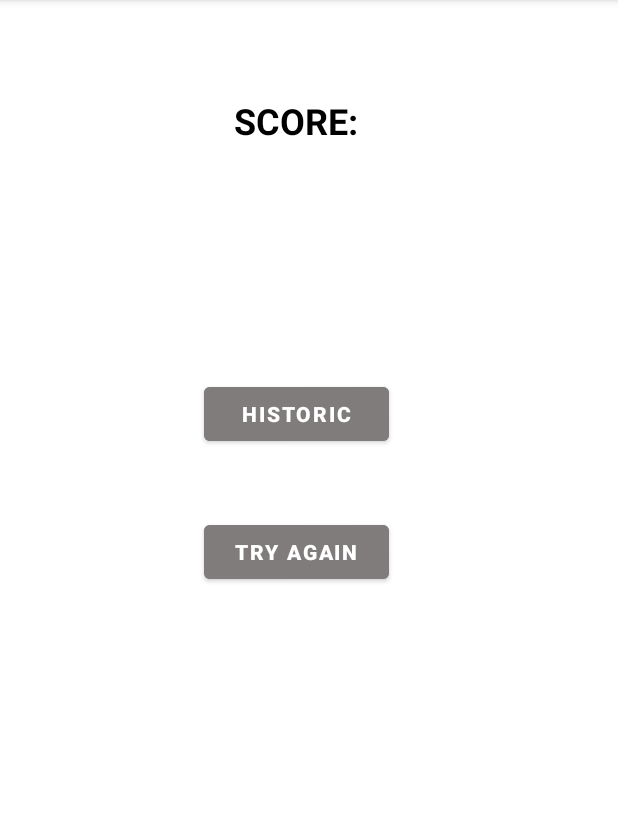
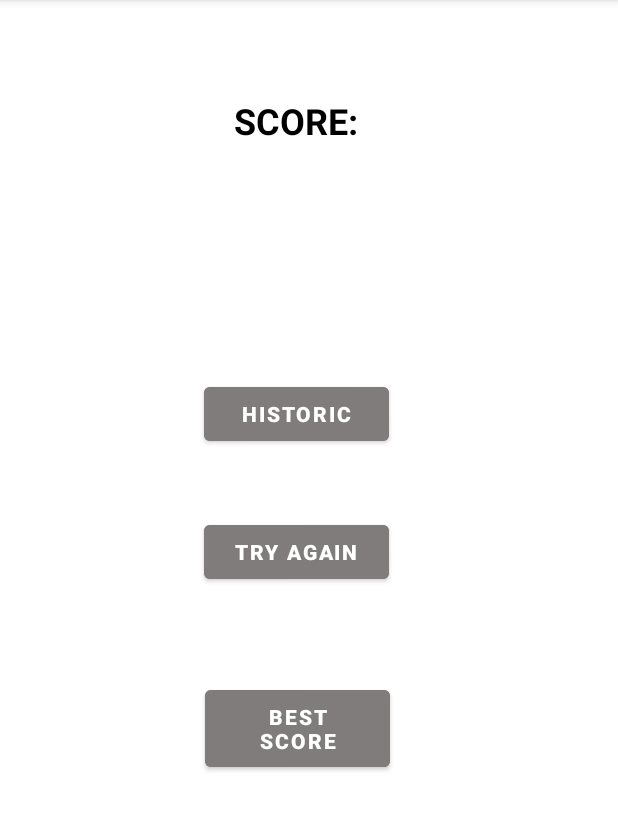
Before and after one commit to Miguel-hash85/Buscaminas, an Android app: the Result screen opened directly, with no data from a screen before it, on a phone screen of 412 x 824 dp, the part 84-915 px from its top. Run offline under Robolectric (Android 15) with nearby library versions, the phone set to English and light mode, and no system bars; Roboto replaces fonts that are not available here; 2 statements that could not run were skipped.

Commit message:
Huecos en blanco funcional

```diff
--- a/app/src/main/java/com/example/buscaminas/Result.java
+++ b/app/src/main/java/com/example/buscaminas/Result.java
@@ -3,7 +3,10 @@ package com.example.buscaminas;
 import androidx.appcompat.app.AppCompatActivity;
 
 import android.app.SearchManager;
+import android.content.Context;
 import android.content.Intent;
+import android.database.Cursor;
+import android.database.sqlite.SQLiteDatabase;
 import android.os.Bundle;
 import android.view.View;
 import android.widget.Button;
@@ -27,16 +30,22 @@ public class Result extends AppCompatActivity {
     private TextView resultado=null;
     private Button historic=null;
     private Button tryAgain=null;
+    private Button bestScore=null;
+    private SQLiteDatabase dataBase=null;
+    private Cursor cursor=null;
 
 
     @Override
     protected void onCreate(Bundle savedInstanceState) {
         super.onCreate(savedInstanceState);
         setContentView(R.layout.activity_result);
-
+        dataBase=openOrCreateDatabase("Score", Context.MODE_PRIVATE, null);
+        dataBase.execSQL("CREATE TABLE IF NOT EXISTS t_score(Score VARCHAR)");
         Bundle extras=this.getIntent().getExtras();
         puntuacion=extras.getString("PARAM_1");
         score=(TextView)findViewById(R.id.textScore);
+        if(Integer.valueOf(puntuacion)>0)
+            dataBase.execSQL("INSERT INTO t_score values(puntuacion)");
         resultado=(TextView) findViewById(R.id.textPoints);
         resultado.setText(puntuacion);
         historic=(Button)findViewById(R.id.buttonHistoric);
@@ -70,5 +79,13 @@ public class Result extends AppCompatActivity {
             }
         });
 
+        bestScore=(Button) findViewById(R.id.buttonBestScore);
+        bestScore.setOnClickListener(new View.OnClickListener() {
+            @Override
+            public void onClick(View v) {
+                cursor= dataBase.rawQuery("SELECT MAX("+Score+") FROM "+t_score);
+            }
+        });
+
     }
 }
--- a/app/src/main/res/layout/activity_result.xml
+++ b/app/src/main/res/layout/activity_result.xml
@@ -17,6 +17,22 @@
         android:textStyle="bold"
         app:layout_constraintStart_toStartOf="parent"
         app:layout_constraintTop_toBottomOf="@+id/buttonHistoric" />
+
+    <Button
+        android:id="@+id/buttonBestScore"
+        android:layout_width="123dp"
+        android:layout_height="63dp"
+        android:layout_marginStart="136dp"
+        android:layout_marginTop="51dp"
+        android:layout_marginEnd="152dp"
+        android:layout_marginBottom="240dp"
+        android:backgroundTint="#817C7C"
+        android:text="@string/bestScore"
+        android:textStyle="bold"
+        app:layout_constraintBottom_toBottomOf="parent"
+        app:layout_constraintEnd_toEndOf="parent"
+        app:layout_constraintStart_toStartOf="parent"
+        app:layout_constraintTop_toBottomOf="@+id/buttonTryAgain" />
 
     <TextView
         android:id="@+id/textPoints"
--- a/app/src/main/res/values/strings.xml
+++ b/app/src/main/res/values/strings.xml
@@ -21,6 +21,7 @@
     <string name="points">POINTS</string>
     <string name="historic">HISTORIC</string>
     <string name="tryAgain">TRY AGAIN</string>
+    <string name="bestScore">BEST SCORE</string>
     <string name="urlRanking">https://www.xataka.com/videojuegos/el-legendario-buscaminas-sigue-muy-vivo-y-hay-un-campeonato-del-mundo-que-lo-demuestra</string>
     <string name="txt_intent_app">Choose App</string>
     <string name="txt_navegador">Not avaliable navegator</string>
```
Also changed, not shown: app/src/main/java/com/example/buscaminas/Game.java (+63 -28 lines).
